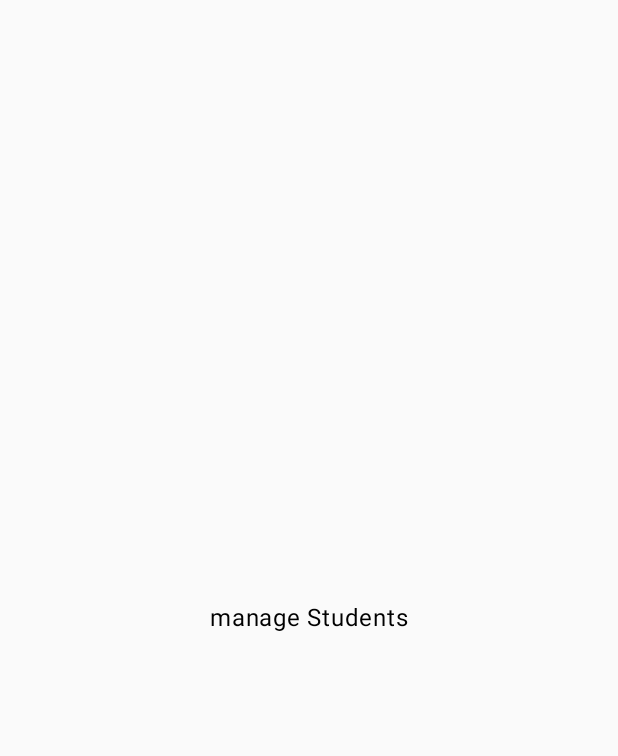
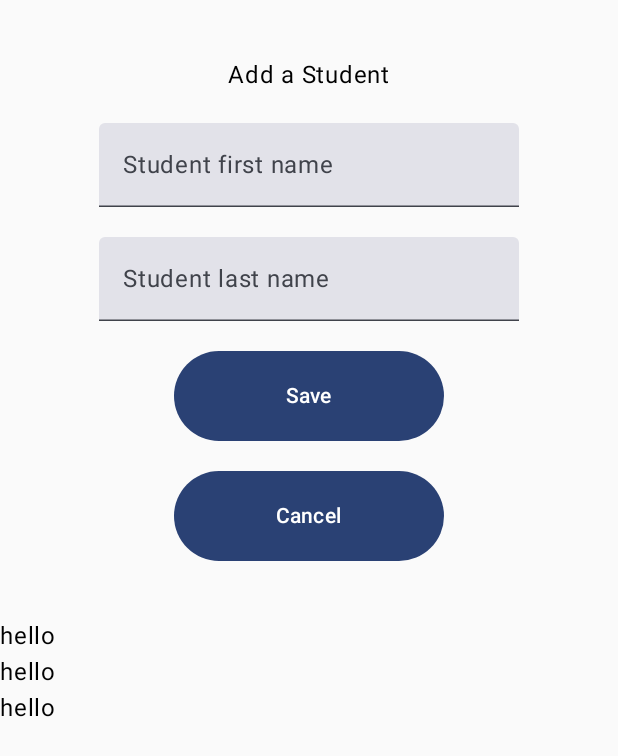
Before and after one commit to melvyniandrag/StudentLogs, an Android app built with Jetpack Compose: the ManageStudentsScreen screen opened through its navigation route, on a phone screen of 412 x 824 dp. Before the commit the part shown is almost empty. Shown: the top 756 px of the screen. Run offline under Robolectric (Android 15) with nearby library versions, the phone set to English and light mode, and no system bars; our stand-ins replace Room's generated code.

Commit message:
Added responsive layout to manage students screen and also seem to be able to write to the database correctly.

```diff
--- a/app/build.gradle.kts
+++ b/app/build.gradle.kts
@@ -61,6 +61,7 @@ dependencies {
     implementation(libs.ui.graphics)
     implementation(libs.ui.tooling.preview)
     implementation(libs.material3)
+    implementation(libs.androidx.adaptive.android)
     testImplementation(libs.junit)
     androidTestImplementation(libs.androidx.test.ext.junit)
     androidTestImplementation(libs.espresso.core)
--- a/app/src/main/java/com/ladescoberta/studentlogs/Home.kt
+++ b/app/src/main/java/com/ladescoberta/studentlogs/Home.kt
@@ -1,5 +1,6 @@
 package com.ladescoberta.studentlogs
 
+import ManageStudents
 import androidx.compose.foundation.layout.Arrangement
 import androidx.compose.foundation.layout.Column
 import androidx.compose.foundation.layout.fillMaxSize
@@ -16,22 +17,55 @@ import androidx.navigation.NavController
 import kotlinx.serialization.Serializable
 
 @Serializable
-data class Home(
-    val s1 : String?,
-    val s2: String?
-)
+object Home
 
 @Composable
 fun HomeScreen(
-    args: Home
+    navController: NavController
 ){
     Column(
-        modifier= Modifier.fillMaxSize(),
+        modifier=Modifier.fillMaxSize(),
         verticalArrangement = Arrangement.Center,
         horizontalAlignment = Alignment.CenterHorizontally
     ){
+        Button(onClick = {
+            navController.navigate(ManageStudents)
+        },
+            modifier = Modifier
+                .size(width = 200.dp, height = 80.dp)
+                .padding(10.dp)
+        ){
+            Text(text = stringResource(R.string.home_page_manage_students))
+        }
 
-            Text(text = "received data ${args.s1} and ${args.s2}")
+        Button(onClick = {
+            navController.navigate(AddRowToBillingInvoice)
+        },
+            modifier = Modifier
+                .size(width = 200.dp, height = 80.dp)
+                .padding(10.dp)
+        ){
+            Text(text = stringResource(R.string.home_page_click_to_add_session))
+        }
 
+        Button(onClick = {
+            navController.navigate(ManageSessions)
+        },
+            modifier = Modifier
+                .size(width = 200.dp, height = 80.dp)
+                .padding(10.dp)
+        ){
+            Text(text = stringResource(id = R.string.home_page_click_to_edit_session))
+        }
+
+        Button(onClick = {
+            navController.navigate(ManageForms)
+        },
+            modifier = Modifier
+                .size(width = 200.dp, height = 80.dp)
+                .padding(10.dp)
+        ){
+            Text(text = stringResource(id = R.string.home_page_click_to_manage_reports))
+        }
     }
 }
--- a/app/src/main/java/com/ladescoberta/studentlogs/MainActivity.kt
+++ b/app/src/main/java/com/ladescoberta/studentlogs/MainActivity.kt
@@ -2,33 +2,17 @@ package com.ladescoberta.studentlogs
 
 import ManageStudents
 import ManageStudentsScreen
-import android.content.pm.PackageManager
 import android.os.Build
 import android.os.Bundle
-import android.util.Log
-import android.widget.Toast
 import androidx.activity.ComponentActivity
 import androidx.activity.compose.setContent
 import androidx.activity.enableEdgeToEdge
 import androidx.annotation.RequiresApi
-import androidx.compose.foundation.layout.Arrangement
-import androidx.compose.foundation.layout.Column
-import androidx.compose.foundation.layout.fillMaxSize
-import androidx.compose.foundation.layout.padding
-import androidx.compose.foundation.layout.size
-import androidx.compose.material3.Button
-import androidx.compose.material3.Text
-import androidx.compose.ui.Alignment
-import androidx.compose.ui.Modifier
-import androidx.compose.ui.res.stringResource
-import androidx.compose.ui.unit.dp
 import androidx.navigation.compose.NavHost
 import androidx.navigation.compose.composable
 import androidx.navigation.compose.rememberNavController
-import androidx.navigation.toRoute
 import com.ladescoberta.studentlogs.database.MainRepository
 import com.ladescoberta.studentlogs.ui.theme.StudentLogsTheme
-import kotlinx.serialization.Serializable
 
 private const val TAG = "Investigation"
 
@@ -45,134 +29,52 @@ class MainActivity : ComponentActivity() {
                 val navController = rememberNavController()
                 NavHost(
                     navController = navController,
-                    startDestination = ScreenA
+                    startDestination = Home
                 ){
-                    composable<ScreenA>{
-                        Column(
-                            modifier=Modifier.fillMaxSize(),
-                            verticalArrangement = Arrangement.Center,
-                            horizontalAlignment = Alignment.CenterHorizontally
-                        ){
-                            Button(onClick = {
-                                navController.navigate(ManageStudents)
-                            },
-                                modifier = Modifier
-                                    .size(width = 200.dp, height = 80.dp)
-                                    .padding(10.dp)
-                            ){
-                                Text(text = stringResource(R.string.home_page_manage_students))
-                            }
-
-                            Button(onClick = {
-                                navController.navigate(AddRowToBillingInvoice)
-                            },
-                                modifier = Modifier
-                                    .size(width = 200.dp, height = 80.dp)
-                                    .padding(10.dp)
-                            ){
-                                Text(text = stringResource(R.string.home_page_click_to_add_session))
-                            }
-
-                            Button(onClick = {
-                                navController.navigate(ManageSessions)
-                            },
-                                modifier = Modifier
-                                    .size(width = 200.dp, height = 80.dp)
-                                    .padding(10.dp)
-                            ){
-                                Text(text = stringResource(id = R.string.home_page_click_to_edit_session))
-                            }
-
-                            Button(onClick = {
-                                navController.navigate(ManageForms)
-                            },
-                                modifier = Modifier
-                                    .size(width = 200.dp, height = 80.dp)
-                                    .padding(10.dp)
-                            ){
-                                Text(text = stringResource(id = R.string.home_page_click_to_manage_reports))
-                            }
-
-                            Button(onClick = {
-                                navController.navigate(Home(
-                                    s1 = "melvyn",
-                                    s2 = "drag"
-                                ))
-                            },
-                                modifier = Modifier
-                                    .size(width = 200.dp, height = 80.dp)
-                                    .padding(10.dp)
-                            ){
-                                Text(text = "go to test page")
-                            }
-                        }
+                    composable<Home>{
+                        HomeScreen(navController)
                     }
                     composable<AddRowToBillingInvoice> {
                         AddRowToBillingInvoiceScreen(
-                            onSave = {
-                                //val success = navController.popBackStack()
-                                //Log.e(TAG, "successful pop? " + success.toString())
-                                // TODO WHY DOESNT popBackStack always work?
-                                //if (!navController.popBackStack()) {
-                                //    navController.navigate(ScreenA)
-                                //}
-                                navController.navigateUp()
+                            onDone = {
+                                if (!navController.popBackStack()) {
+                                    navController.navigate(Home)
+                                }
                             }
                         )
                     }
                     composable<ManageSessions> {
                         ManageSessionsScreen(
                             onDone = {
-                                //val success = navController.popBackStack()
-                                //Log.e(TAG, "successful pop? " + success.toString())
-                                // TODO WHY DOESNT popBackStack always work?
                                 if (!navController.popBackStack()) {
-                                    navController.navigate(ScreenA)
+                                    navController.navigate(Home)
                                 }
-                            }
+                            },
+                            repository = repository
                         )
                     }
                     composable<ManageForms> {
                         ManageFormsScreen(
                             onDone = {
-                                //val success = navController.popBackStack()
-                                //Log.e(TAG, "successful pop? " + success.toString())
-                                // TODO WHY DOESNT popBackStack always work?
                                 if (!navController.popBackStack()) {
-                                    navController.navigate(ScreenA)
+                                    navController.navigate(Home)
                                 }
-                            }
+                            },
+                            repository = repository
                         )
                     }
                     composable<ManageStudents> {
                         ManageStudentsScreen(
                             onDone = {
-                                //val success = navController.popBackStack()
-                                //Log.e(TAG, "successful pop? " + success.toString())
-                                // TODO WHY DOESNT popBackStack always work?
                                 if (!navController.popBackStack()) {
-                                    navController.navigate(ScreenA)
+                                    navController.navigate(Home)
                                 }
                             },
                             repository = repository
                         )
-                    }
-                    composable<Home> {
-                        HomeScreen(it.toRoute<Home>())
                     }
                 }
             }
         }
     }
 }
-
-
-
-@Serializable
-object ScreenA
-
-@Serializable
-data class ScreenB(
-    val name : String?,
-    val age : Int
-)
--- a/app/src/main/java/com/ladescoberta/studentlogs/ManageSessions.kt
+++ b/app/src/main/java/com/ladescoberta/studentlogs/ManageSessions.kt
@@ -4,6 +4,7 @@ import android.os.Build
 import androidx.annotation.RequiresApi
 import androidx.compose.material3.Text
 import androidx.compose.runtime.Composable
+import com.ladescoberta.studentlogs.database.MainRepository
 import kotlinx.serialization.Serializable
 
 private const val TAG = "ManageSessions"
@@ -13,7 +14,8 @@ object ManageSessions
 
 @Composable
 fun ManageSessionsScreen(
-    onDone: () -> Unit
+    onDone: () -> Unit,
+    repository: MainRepository
 ) {
     Text(text="manage sessions")
 
--- a/app/src/main/java/com/ladescoberta/studentlogs/ManageStudents.kt
+++ b/app/src/main/java/com/ladescoberta/studentlogs/ManageStudents.kt
@@ -1,10 +1,34 @@
+import android.util.Log
+import android.widget.Toast
 import androidx.compose.foundation.layout.Arrangement
 import androidx.compose.foundation.layout.Column
+import androidx.compose.foundation.layout.Row
+import androidx.compose.foundation.layout.fillMaxHeight
 import androidx.compose.foundation.layout.fillMaxSize
+import androidx.compose.foundation.layout.fillMaxWidth
+import androidx.compose.foundation.layout.padding
+import androidx.compose.foundation.layout.size
+import androidx.compose.material3.Button
 import androidx.compose.material3.Text
+import androidx.compose.material3.TextField
+import androidx.compose.material3.adaptive.ExperimentalMaterial3AdaptiveApi
+import androidx.compose.material3.adaptive.currentWindowAdaptiveInfo
 import androidx.compose.runtime.Composable
+import androidx.compose.runtime.getValue
+import androidx.compose.runtime.mutableStateOf
+import androidx.compose.runtime.remember
+import androidx.compose.runtime.setValue
 import androidx.compose.ui.Alignment
 import androidx.compose.ui.Modifier
+import androidx.compose.ui.modifier.modifierLocalMapOf
+import androidx.compose.ui.platform.LocalContext
+import androidx.compose.ui.platform.LocalFocusManager
+import androidx.compose.ui.res.stringResource
+import androidx.compose.ui.unit.dp
+import androidx.window.core.layout.WindowSizeClass
+import androidx.window.core.layout.WindowWidthSizeClass
+import com.ladescoberta.studentlogs.R
+import com.ladescoberta.studentlogs.database.Child
 import com.ladescoberta.studentlogs.database.MainRepository
 import kotlinx.serialization.Serializable
 
@@ -13,16 +37,117 @@ private const val TAG = "ManageStudents"
 @Serializable
 object ManageStudents
 
+@OptIn(ExperimentalMaterial3AdaptiveApi::class)
 @Composable
 fun ManageStudentsScreen(
     onDone: () -> Unit,
     repository: MainRepository
 ) {
+    Log.i("size", "ManageStudentsScreen")
+    val windowSizeClass: WindowSizeClass = currentWindowAdaptiveInfo().windowSizeClass
+    if(windowSizeClass.windowWidthSizeClass == WindowWidthSizeClass.COMPACT) {
+        Column(
+            modifier = Modifier.fillMaxSize()
+        ) {
+            Log.e("size", "portrait")
+            Row(modifier = Modifier.fillMaxHeight(0.5F)){
+                AddNewStudent(onDone = onDone, repository = repository)
+            }
+            Row(modifier = Modifier.fillMaxHeight(0.5F)){
+                ListAllStudents()
+            }
+        }
+    }
+    else{
+        Row(modifier = Modifier.fillMaxSize()){
+            Log.e("size", "landscape")
+            Column(modifier=Modifier.fillMaxWidth(0.5F)) {
+                AddNewStudent(onDone = onDone, repository = repository)
+            }
+            Column(modifier=Modifier.fillMaxWidth(0.5F)) {
+                ListAllStudents()
+            }
+        }
+    }
+}
+@Composable
+fun ListAllStudents(){
     Column(
-        modifier= Modifier.fillMaxSize(),
+        modifier = Modifier.fillMaxSize()
+    ) {
+        Text(text = "hello")
+        Text(text = "hello")
+        Text(text = "hello")
+    }
+
+
+}
+@Composable
+fun AddNewStudent(
+    onDone: () -> Unit,
+    repository: MainRepository
+) {
+    var firstName: String by remember { mutableStateOf("") }
+    var lastName: String by remember { mutableStateOf("") }
+    val context = LocalContext.current
+    val focusManager = LocalFocusManager.current
+    Column(
+        modifier = Modifier.fillMaxSize(),
         verticalArrangement = Arrangement.Center,
         horizontalAlignment = Alignment.CenterHorizontally
     ) {
-        Text(text="manage Students")
+        Text(
+            text = "Add a Student",
+            modifier = Modifier.padding(10.dp)
+        )
+        TextField(
+            value = firstName,
+            onValueChange = {
+                firstName = it
+            },
+            label = { Text(stringResource(R.string.session_data_student_first_name)) },
+            modifier = Modifier.padding(10.dp)
+        )
+        TextField(
+            value = lastName,
+            onValueChange = {
+                lastName = it
+            },
+            label = { Text(stringResource(R.string.session_data_student_last_name)) },
+            modifier = Modifier.padding(10.dp)
+        )
+        Button(
+            onClick = {
+                if (firstName.isNotEmpty() && lastName.isNotEmpty()) {
+                    val newChild = Child(firstName = firstName, lastName = lastName)
+                    repository.addChild(newChild)
+                    Toast.makeText(context, "Child $firstName $lastName saved", Toast.LENGTH_LONG)
+                        .show()
+                    onDone()
+                } else {
+                    Toast.makeText(
+                        context,
+                        "Make sure first and last name are not empty",
+                        Toast.LENGTH_LONG
+                    ).show()
+                }
+            },
+            modifier = Modifier
+                .size(width = 200.dp, height = 80.dp)
+                .padding(10.dp)
+        ) {
+            Text("Save")
+        }
+        Button(
+            onClick = {
+                onDone()
+            },
+            modifier = Modifier
+                .size(width = 200.dp, height = 80.dp)
+                .padding(10.dp)
+        ) {
+            Text("Cancel")
+        }
+
     }
 }
--- a/app/src/main/java/com/ladescoberta/studentlogs/database/Child.kt
+++ b/app/src/main/java/com/ladescoberta/studentlogs/database/Child.kt
@@ -7,7 +7,7 @@ import androidx.room.PrimaryKey
 
 @Entity
 data class Child(
-    @PrimaryKey val childID: Int,
+    @PrimaryKey(autoGenerate = true) val childID: Int = 0,
 
     @ColumnInfo(name = "first_name")
     val firstName: String,
--- a/app/src/main/java/com/ladescoberta/studentlogs/database/ChildDao.kt
+++ b/app/src/main/java/com/ladescoberta/studentlogs/database/ChildDao.kt
@@ -19,7 +19,7 @@ import androidx.room.Update
     fun update(child: Child)
 
     @Insert
-    fun insert(child: Child)
+    suspend fun insert(child: Child)
 
     @Delete
     fun delete(child: Child)
--- a/app/src/main/java/com/ladescoberta/studentlogs/database/TeachingSessionDao.kt
+++ b/app/src/main/java/com/ladescoberta/studentlogs/database/TeachingSessionDao.kt
@@ -10,13 +10,13 @@ import androidx.room.Update
 // TODO
 // Consider whether or not to make the various methods here "suspend" methods
 // OR we could have them return LiveData<TeachingSession>
-// OR we could have them return Flow<TeachingSession>
+// OR we could have them return Flow<TeachingSession>suspen
 // OR we could just leave them synchronous as they are.
 // Undoubtedly there are other options as well.
 @Dao
 interface TeachingSessionDao {
     @Query("SELECT * FROM TeachingSession")
-    fun getAll(): List<TeachingSession>
+    suspend fun getAll(): List<TeachingSession>
 
     @Query("SELECT * FROM TeachingSession WHERE sessionID = :sessionID LIMIT 1")
     fun getByID(sessionID: Int): TeachingSession
--- a/app/src/main/res/values/colors.xml
+++ b/app/src/main/res/values/colors.xml
@@ -6,5 +6,6 @@
     <color name="teal_200">#FF03DAC5</color>
     <color name="teal_700">#FF018786</color>
     <color name="black">#FF000000</color>
+    <color name="yellow">#FFFFFFE0</color>
     <color name="white">#FFFFFFFF</color>
 </resources>
--- a/gradle/libs.versions.toml
+++ b/gradle/libs.versions.toml
@@ -12,6 +12,7 @@ compose-bom = "2023.08.00"
 composeNavigation = "2.8.0-alpha08"
 serialization = "1.6.3"
 room = "2.6.1"
+adaptiveAndroid = "1.0.0-beta03"
 
 [libraries]
 core-ktx = { group = "androidx.core", name = "core-ktx", version.ref = "core-ktx" }
@@ -33,6 +34,7 @@ kotlinx-serialization-json = { module = "org.jetbrains.kotlinx:kotlinx-serializa
 room-runtime = { module = "androidx.room:room-runtime", version.ref = "room"}
 room-compiler = { module = "androidx.room:room-compiler", version.ref = "room"}
 room-ktx = { module = "androidx.room:room-ktx", version.ref = "room"}
+androidx-adaptive-android = { group = "androidx.compose.material3.adaptive", name = "adaptive-android", version.ref = "adaptiveAndroid" }
 
 [plugins]
 androidApplication = { id = "com.android.application", version.ref = "agp" }
```
Also changed, not shown: app/src/main/java/com/ladescoberta/studentlogs/AddRowToBillingInvoice.kt (+12 -4 lines), app/src/main/java/com/ladescoberta/studentlogs/ManageForms.kt (+38 -10 lines), app/src/main/java/com/ladescoberta/studentlogs/database/MainRepository.kt (+7 -2 lines), app/src/main/res/drawable/service_encounter_verification.png (added).
